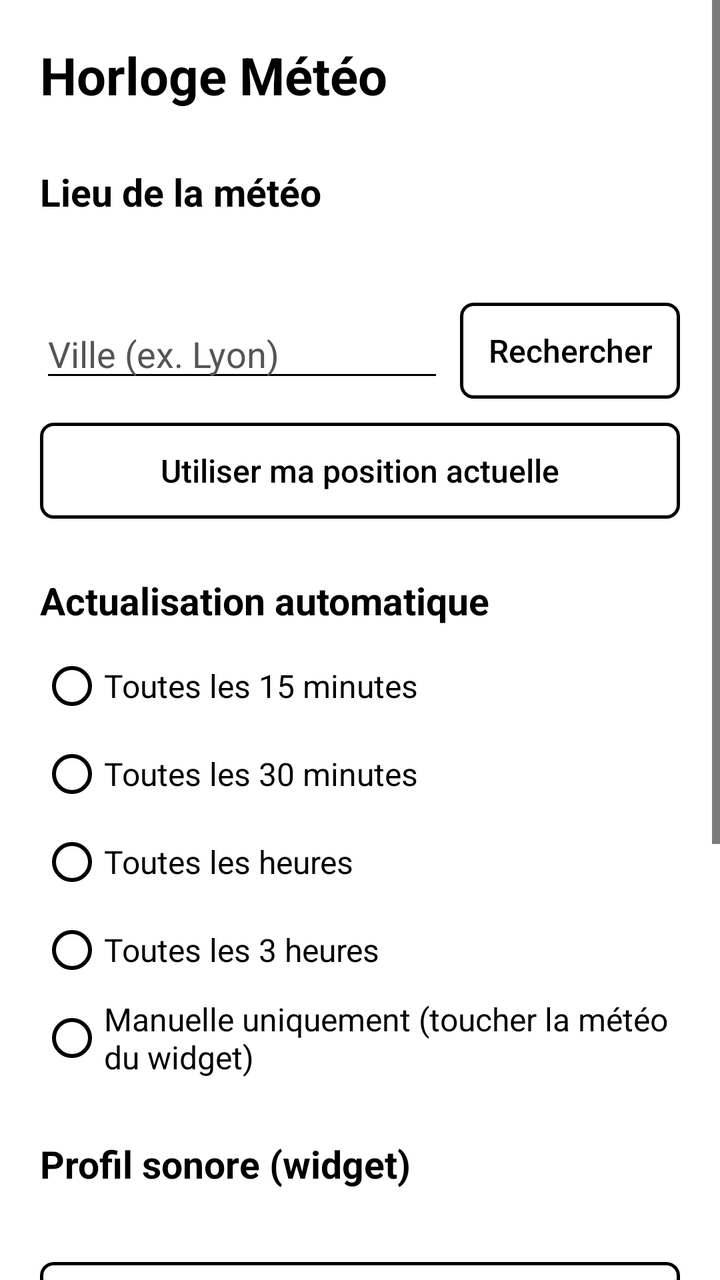
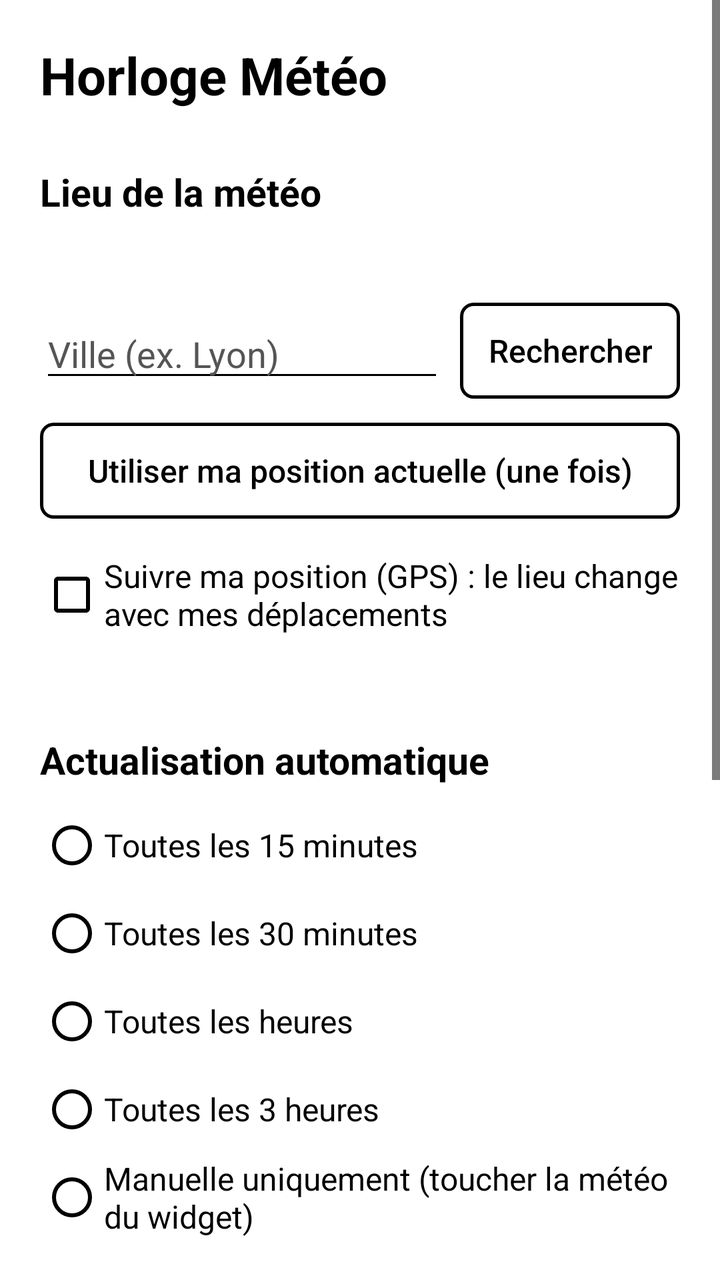

An Android layout rendered at two revisions. The XML below is the earlier revision; the diff shows what the commit changed to produce the second picture.
<!-- AndroidManifest.xml: application theme AppTheme -->
<!-- res/layout/activity_settings.xml -->
<?xml version="1.0" encoding="utf-8"?>
<ScrollView xmlns:android="http://schemas.android.com/apk/res/android"
    android:layout_width="match_parent"
    android:layout_height="match_parent"
    android:background="#FFFFFF"
    android:fillViewport="true">

    <LinearLayout
        android:layout_width="match_parent"
        android:layout_height="wrap_content"
        android:orientation="vertical"
        android:padding="20dp">

        <TextView
            android:layout_width="wrap_content"
            android:layout_height="wrap_content"
            android:text="@string/app_name"
            android:textColor="#000000"
            android:textSize="26sp"
            android:textStyle="bold" />

        <TextView
            style="@style/SectionTitle"
            android:text="Lieu de la météo" />

        <TextView
            android:id="@+id/current_place"
            android:layout_width="match_parent"
            android:layout_height="wrap_content"
            android:textColor="#000000"
            android:textSize="17sp" />

        <LinearLayout
            android:layout_width="match_parent"
            android:layout_height="wrap_content"
            android:layout_marginTop="12dp"
            android:gravity="center_vertical"
            android:orientation="horizontal">

            <EditText
                android:id="@+id/search_field"
                android:layout_width="0dp"
                android:layout_height="wrap_content"
                android:layout_weight="1"
                android:backgroundTint="#000000"
                android:hint="Ville (ex. Lyon)"
                android:imeOptions="actionSearch"
                android:inputType="textCapWords"
                android:textColor="#000000"
                android:textColorHint="#555555" />

            <Button
                android:id="@+id/search_button"
                style="@style/InkButton"
                android:layout_width="wrap_content"
                android:layout_marginStart="8dp"
                android:text="Rechercher" />
        </LinearLayout>

        <LinearLayout
            android:id="@+id/results"
            android:layout_width="match_parent"
            android:layout_height="wrap_content"
            android:orientation="vertical" />

        <Button
            android:id="@+id/gps_button"
            style="@style/InkButton"
            android:layout_marginTop="12dp"
            android:text="Utiliser ma position actuelle" />

        <TextView
            style="@style/SectionTitle"
            android:text="Actualisation automatique" />

        <RadioGroup
            android:id="@+id/refresh_group"
            android:layout_width="match_parent"
            android:layout_height="wrap_content">

            <RadioButton android:id="@+id/r15" style="@style/InkRadio" android:text="Toutes les 15 minutes" />
            <RadioButton android:id="@+id/r30" style="@style/InkRadio" android:text="Toutes les 30 minutes" />
            <RadioButton android:id="@+id/r60" style="@style/InkRadio" android:text="Toutes les heures" />
            <RadioButton android:id="@+id/r180" style="@style/InkRadio" android:text="Toutes les 3 heures" />
            <RadioButton android:id="@+id/r0" style="@style/InkRadio" android:text="Manuelle uniquement (toucher la météo du widget)" />
        </RadioGroup>

        <TextView
            style="@style/SectionTitle"
            android:text="Profil sonore (widget)" />

        <TextView
            android:id="@+id/dnd_status"
            android:layout_width="match_parent"
            android:layout_height="wrap_content"
            android:textColor="#000000"
            android:textSize="15sp" />

        <Button
            android:id="@+id/dnd_button"
            style="@style/InkButton"
            android:layout_marginTop="8dp"
            android:text="Autoriser l'accès « Ne pas déranger »" />

        <Button
            android:id="@+id/refresh_button"
            style="@style/InkButton"
            android:layout_marginTop="20dp"
            android:text="Actualiser la météo maintenant" />

        <TextView
            android:id="@+id/status"
            android:layout_width="match_parent"
            android:layout_height="wrap_content"
            android:layout_marginTop="12dp"
            android:textColor="#000000"
            android:textSize="15sp" />

        <Button
            android:id="@+id/done_button"
            style="@style/InkButton"
            android:layout_marginTop="20dp"
            android:text="Terminer"
            android:textStyle="bold" />

        <TextView
            android:layout_width="match_parent"
            android:layout_height="wrap_content"
            android:layout_marginTop="24dp"
            android:text="Widget : appui long sur l'écran d'accueil → Widgets → « Heure, date et météo » (4×2).\nToucher l'heure ouvre ces réglages, toucher la météo l'actualise.\nDonnées météo : Open-Meteo.com"
            android:textColor="#000000"
            android:textSize="13sp" />
    </LinearLayout>
</ScrollView>
<!-- resources referenced by this layout -->
<resources>
  <string name="app_name">Horloge Météo</string>
  <style name="InkButton">
          <item name="android:layout_width">match_parent</item>
          <item name="android:layout_height">wrap_content</item>
          <item name="android:minHeight">48dp</item>
          <item name="android:background">@drawable/button_outline</item>
          <item name="android:textColor">@color/ink_button_text</item>
          <item name="android:textAllCaps">false</item>
          <item name="android:textSize">16sp</item>
          <item name="android:paddingStart">14dp</item>
          <item name="android:paddingEnd">14dp</item>
          <item name="android:stateListAnimator">@null</item>
      </style>
  <style name="InkRadio">
          <item name="android:layout_width">match_parent</item>
          <item name="android:layout_height">wrap_content</item>
          <item name="android:minHeight">44dp</item>
          <item name="android:buttonTint">#000000</item>
          <item name="android:textColor">#000000</item>
          <item name="android:textSize">16sp</item>
      </style>
  <style name="SectionTitle">
          <item name="android:layout_width">match_parent</item>
          <item name="android:layout_height">wrap_content</item>
          <item name="android:layout_marginTop">28dp</item>
          <item name="android:layout_marginBottom">8dp</item>
          <item name="android:textColor">#000000</item>
          <item name="android:textSize">19sp</item>
          <item name="android:textStyle">bold</item>
      </style>
  <style name="AppTheme" parent="android:Theme.Material.Light.NoActionBar">
          <item name="android:windowBackground">@android:color/white</item>
          <item name="android:colorPrimary">#000000</item>
          <item name="android:colorPrimaryDark">#000000</item>
          <item name="android:colorAccent">#000000</item>
          <item name="android:statusBarColor">#FFFFFF</item>
          <item name="android:windowLightStatusBar">true</item>
          <item name="android:textColorPrimary">#000000</item>
          <item name="android:textColorSecondary">#000000</item>
      </style>
  <!-- drawable button_outline (drawable) -->
  <?xml version="1.0" encoding="utf-8"?>
  <selector xmlns:android="http://schemas.android.com/apk/res/android">
      <item android:state_pressed="true">
          <shape android:shape="rectangle">
              <solid android:color="#000000" />
              <corners android:radius="6dp" />
          </shape>
      </item>
      <item>
          <shape android:shape="rectangle">
              <solid android:color="#FFFFFF" />
              <stroke android:width="1.5dp" android:color="#000000" />
              <corners android:radius="6dp" />
          </shape>
      </item>
  </selector>
</resources>

<!-- the commit's change to res/layout/activity_settings.xml (unified diff, before → after) -->
@@ -67,7 +67,26 @@
             android:id="@+id/gps_button"
             style="@style/InkButton"
             android:layout_marginTop="12dp"
-            android:text="Utiliser ma position actuelle" />
+            android:text="Utiliser ma position actuelle (une fois)" />
+
+        <CheckBox
+            android:id="@+id/follow_location"
+            android:layout_width="match_parent"
+            android:layout_height="wrap_content"
+            android:layout_marginTop="14dp"
+            android:buttonTint="#000000"
+            android:minHeight="48dp"
+            android:text="Suivre ma position (GPS) : le lieu change avec mes déplacements"
+            android:textColor="#000000"
+            android:textSize="16sp" />
+
+        <TextView
+            android:id="@+id/follow_hint"
+            android:layout_width="match_parent"
+            android:layout_height="wrap_content"
+            android:layout_marginStart="32dp"
+            android:textColor="#000000"
+            android:textSize="13sp" />
 
         <TextView
             style="@style/SectionTitle"
